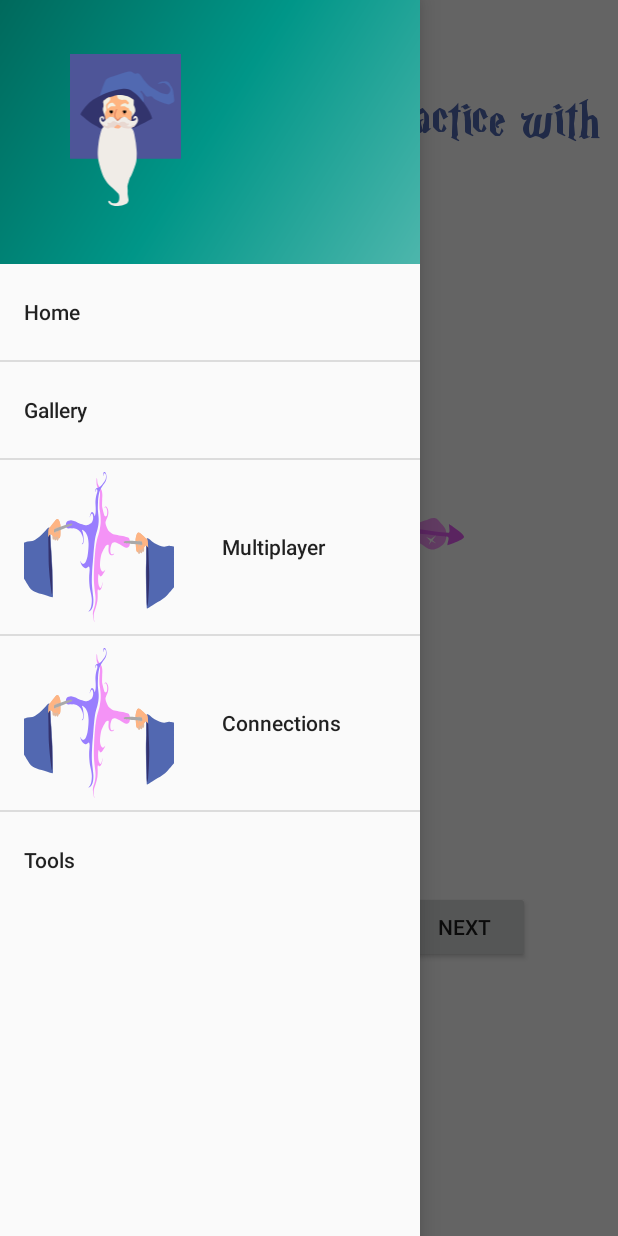
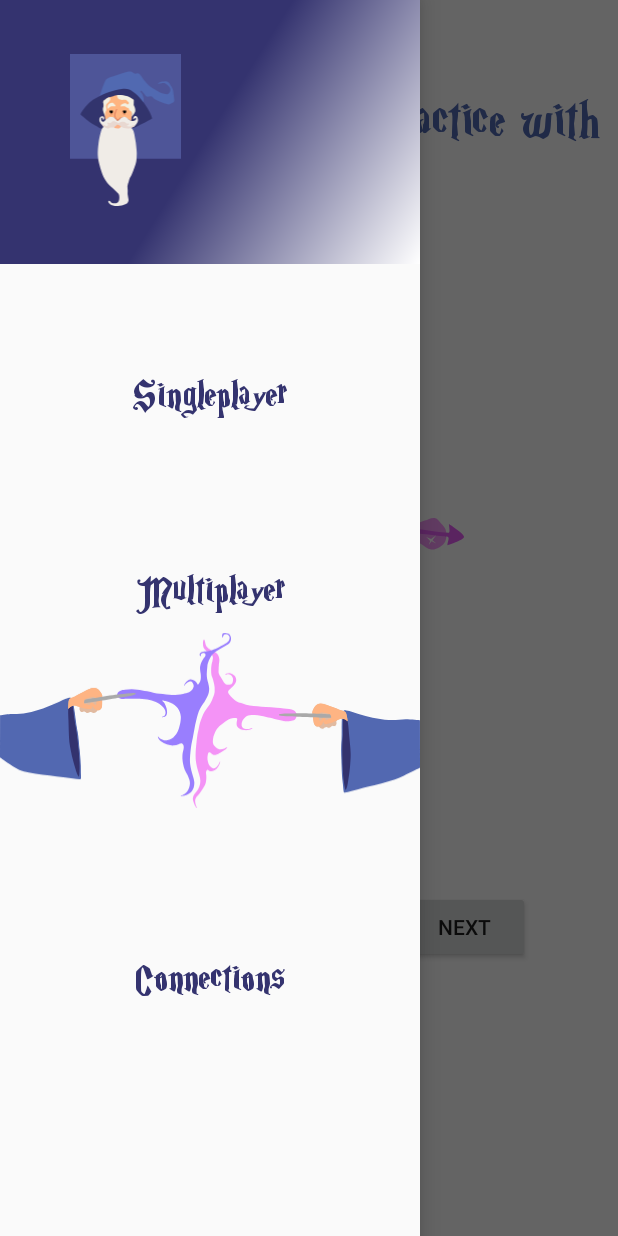
Before and after one commit to magdyabdel/Wandz, an Android app: the LearnGesture screen opened directly, with no data from a screen before it, with the side drawer open, on a phone screen of 412 x 824 dp. Run offline under Robolectric (Android 15) with nearby library versions, the phone set to English and light mode, and no system bars.

Commit message:
Navigation drawer adjusted with different menu

```diff
--- a/app/src/main/AndroidManifest.xml
+++ b/app/src/main/AndroidManifest.xml
@@ -14,11 +14,9 @@
         <activity
             android:name=".LearnGesture"
             android:screenOrientation="portrait" />
-
         <activity
             android:name=".ChooseName"
             android:screenOrientation="portrait" />
-
         <activity
             android:name=".Start"
             android:screenOrientation="portrait">
@@ -28,7 +26,6 @@
                 <category android:name="android.intent.category.LAUNCHER" />
             </intent-filter>
         </activity>
-
     </application>
 
 </manifest>
--- a/app/src/main/res/drawable/side_nav_bar.xml
+++ b/app/src/main/res/drawable/side_nav_bar.xml
@@ -2,8 +2,8 @@
     android:shape="rectangle">
     <gradient
         android:angle="135"
-        android:centerColor="#009688"
-        android:endColor="#00695C"
-        android:startColor="#4DB6AC"
+        android:centerColor="@color/wizardDarkBlue"
+        android:endColor="@color/wizardDarkBlue"
+        android:startColor="@color/wizardWhite"
         android:type="linear" />
 </shape>
--- a/app/src/main/res/layout/activity_navigation_drawer_learn_gesture.xml
+++ b/app/src/main/res/layout/activity_navigation_drawer_learn_gesture.xml
@@ -20,7 +20,101 @@
         android:layout_height="match_parent"
         android:layout_gravity="start"
         android:fitsSystemWindows="true"
-        app:headerLayout="@layout/header_navigation_drawer"
-        app:menu="@menu/menu_items_navigation_drawer" />
+        app:itemHorizontalPadding="20dp"
+        app:itemIconPadding="20dp">
+
+        <LinearLayout
+            android:layout_width="match_parent"
+            android:layout_height="match_parent"
+            android:orientation="vertical">
+
+            <include
+                android:id="@+id/Mainheader"
+                layout="@layout/header_navigation_drawer" />
+
+            <androidx.constraintlayout.widget.ConstraintLayout
+                android:layout_width="match_parent"
+                android:layout_height="match_parent">
+
+                <TextView
+                    android:id="@+id/textView3"
+                    android:layout_width="wrap_content"
+                    android:layout_height="wrap_content"
+                    android:layout_marginStart="8dp"
+                    android:layout_marginEnd="8dp"
+                    android:fontFamily="@font/magic_school_one"
+                    android:text="@string/multiplayer"
+                    android:textColor="@color/wizardDarkBlue"
+                    android:textSize="30dp"
+                    app:layout_constraintEnd_toEndOf="parent"
+                    app:layout_constraintHorizontal_bias="0.503"
+                    app:layout_constraintStart_toStartOf="parent"
+                    app:layout_constraintTop_toTopOf="@+id/guideline1" />
+
+                <androidx.constraintlayout.widget.Guideline
+                    android:id="@+id/guideline1"
+                    android:layout_width="wrap_content"
+                    android:layout_height="wrap_content"
+                    android:orientation="horizontal"
+                    app:layout_constraintGuide_percent="0.3" />
+
+                <androidx.constraintlayout.widget.Guideline
+                    android:id="@+id/guideline2"
+                    android:layout_width="wrap_content"
+                    android:layout_height="wrap_content"
+                    android:orientation="horizontal"
+                    app:layout_constraintGuide_percent="0.1" />
+
+                <androidx.constraintlayout.widget.Guideline
+                    android:id="@+id/guideline3"
+                    android:layout_width="wrap_content"
+                    android:layout_height="wrap_content"
+                    android:orientation="horizontal"
+                    app:layout_constraintGuide_percent="0.7" />
+
+                <ImageView
+                    android:id="@+id/imageView2"
+                    android:layout_width="match_parent"
+                    android:layout_height="130dp"
+                    app:layout_constraintEnd_toEndOf="parent"
+                    app:layout_constraintHorizontal_bias="0.505"
+                    app:layout_constraintStart_toStartOf="parent"
+                    app:layout_constraintTop_toBottomOf="@+id/textView3"
+                    app:srcCompat="@drawable/ic_multiplayer" />
+
+                <TextView
+                    android:id="@+id/textView2"
+                    android:layout_width="wrap_content"
+                    android:layout_height="wrap_content"
+                    android:layout_marginStart="8dp"
+                    android:layout_marginEnd="8dp"
+                    android:fontFamily="@font/magic_school_one"
+                    android:text="@string/singleplayer"
+                    android:textColor="@color/wizardDarkBlue"
+                    android:textSize="30dp"
+                    app:layout_constraintEnd_toEndOf="parent"
+                    app:layout_constraintStart_toStartOf="parent"
+                    app:layout_constraintTop_toTopOf="@+id/guideline2" />
+
+                <TextView
+                    android:id="@+id/textView4"
+                    android:layout_width="wrap_content"
+                    android:layout_height="wrap_content"
+                    android:layout_marginStart="8dp"
+                    android:layout_marginEnd="8dp"
+                    android:fontFamily="@font/magic_school_one"
+                    android:text="@string/connections"
+                    android:textColor="@color/wizardDarkBlue"
+                    android:textSize="30dp"
+                    app:layout_constraintEnd_toEndOf="parent"
+                    app:layout_constraintStart_toStartOf="parent"
+                    app:layout_constraintTop_toTopOf="@+id/guideline3" />
+
+            </androidx.constraintlayout.widget.ConstraintLayout>
+
+        </LinearLayout>
+
+    </com.google.android.material.navigation.NavigationView>
+
 
 </androidx.drawerlayout.widget.DrawerLayout>
--- a/app/src/main/res/menu/menu_items_navigation_drawer.xml
+++ b/app/src/main/res/menu/menu_items_navigation_drawer.xml
@@ -7,31 +7,25 @@
         <item
             android:id="@+id/profile"
             android:title="@string/menu_home" />
-    </group>
 
-    <group android:id="@+id/line3">
         <item
             android:id="@+id/single_player"
             android:title="@string/menu_gallery" />
-    </group>
 
-    <group android:id="@+id/line4">
         <item
             android:id="@+id/multi_player"
             android:icon="@drawable/ic_multiplayer"
             android:title="@string/multiplayer" />
-    </group>
-    <group android:id="@+id/line5">
+
         <item
             android:id="@+id/connections"
             android:icon="@drawable/ic_multiplayer"
             android:title="@string/connections" />
-    </group>
-    <group android:id="@+id/line6">
+
         <item
             android:id="@+id/exit"
             android:title="@string/menu_tools" />
+
     </group>
 
-
 </menu>
--- a/app/src/main/res/values/dimens.xml
+++ b/app/src/main/res/values/dimens.xml
@@ -5,13 +5,6 @@
     <dimen name="nav_header_vertical_spacing">20dp</dimen>
     <dimen name="nav_header_height">176dp</dimen>
     <dimen name="fab_margin">16dp</dimen>
-    <dimen name="design_navigation_icon_size" tools:override="true">100dp</dimen>
-    <dimen name="layout_height" tools:override="true">100dp</dimen>
-
-    <dimen name="design_navigation_padding_top_default" tools:override="true">5dp</dimen>
-
-    <dimen name="design_navigation_padding_bottom" tools:override="true">500dp</dimen>
-    <dimen name="design_navigation_icon_padding" tools:override="true">50dp</dimen>
-
+    <dimen name="design_navigation_icon_size" tools:override="true">50dp</dimen>
 
 </resources>
--- a/app/src/main/res/values/strings.xml
+++ b/app/src/main/res/values/strings.xml
@@ -29,4 +29,5 @@
     <string name="next">Next</string>
     <string name="connections">Connections</string>
     <string name="choose_a_gesture_and_practice_with_your_wand">Choose a gesture and practice with your wand!</string>
+    <string name="singleplayer">Singleplayer</string>
 </resources>
```
